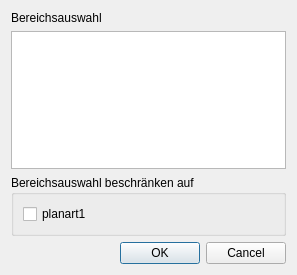
bstroebl/xplanplugin, file Ui_Bereichsauswahl.ui: the form before one commit.
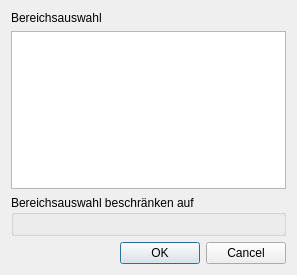
The form after the commit.

The edit to the form file:
```diff
--- a/Ui_Bereichsauswahl.ui
+++ b/Ui_Bereichsauswahl.ui
@@ -47,15 +47,7 @@
      <property name="title">
       <string>Bereichsauswahl beschränken auf</string>
      </property>
-     <layout class="QVBoxLayout" name="verticalLayout_2">
-      <item>
-       <widget class="QCheckBox" name="planart1">
-        <property name="text">
-         <string>planart1</string>
-        </property>
-       </widget>
-      </item>
-     </layout>
+     <layout class="QVBoxLayout" name="verticalLayout_2"/>
     </widget>
    </item>
    <item>
```
Left out of the diff: 8 changed lines with no effect on the pictures.
